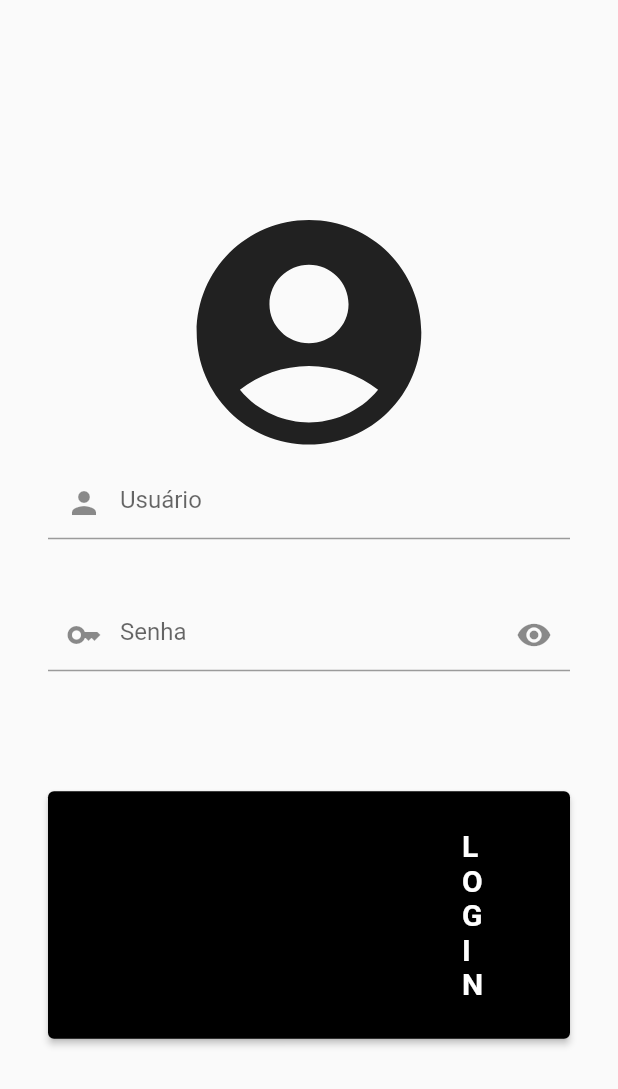
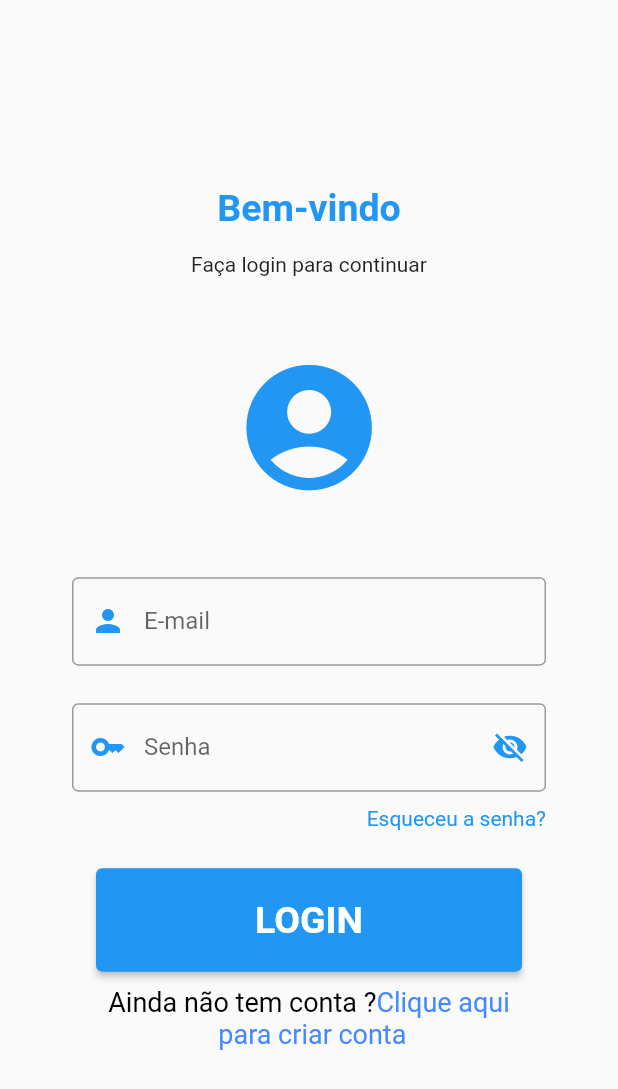
Before and after one commit to stefanicarol/aula02, a Flutter app: the screen it shows after launch, on a phone screen of 412 x 824 dp. Shown: the top 1089 px of the screen. Run offline on Flutter 3.47's test engine with Material 2 defaults, Android fonts, the phone set to English and light mode, and no system bars.

Commit message:
tela de login

```diff
--- a/lib/main.dart
+++ b/lib/main.dart
@@ -1,5 +1,3 @@
-import 'dart:ui';
-
 import 'package:flutter/material.dart';
 
 void main() {
@@ -17,68 +15,150 @@ class MyApp extends StatelessWidget {
       theme: ThemeData(
         primarySwatch: Colors.blue,
       ),
-      home: const MyHomePage(),
+      home: const MyHomePage(title: 'Smiliguido'),
     );
   }
 }
 
 class MyHomePage extends StatefulWidget {
-  const MyHomePage({super.key});
+  const MyHomePage({super.key, required this.title});
+
+  final String title;
 
   @override
   State<MyHomePage> createState() => _MyHomePageState();
 }
 
 class _MyHomePageState extends State<MyHomePage> {
+  bool obscureText = true;
+
   @override
   Widget build(BuildContext context) {
+    print("BUILD ENTREI");
     return Scaffold(
       body: Center(
         child: Padding(
-          padding: const EdgeInsets.all(32.0),
+          padding: const EdgeInsets.all(48.0),
           child: Column(
             mainAxisAlignment: MainAxisAlignment.center,
             children: <Widget>[
+              const Text(
+                "Bem-vindo",
+                style: TextStyle(
+                    color: Colors.blue,
+                    fontSize: 25,
+                    fontWeight: FontWeight.bold),
+              ),
+              const SizedBox(
+                height: 15,
+              ),
+              const Text(
+                "Faça login para continuar",
+              ),
+              const SizedBox(
+                height: 50,
+              ),
               const Icon(
                 Icons.account_circle,
-                size: 180,
+                size: 100.50,
+                color: Colors.blue,
+              ),
+              const SizedBox(
+                height: 50,
               ),
               TextFormField(
                 decoration: const InputDecoration(
-                  prefixIcon: Icon(Icons.person),
+                    border: OutlineInputBorder(),
+                    prefixIcon: Icon(
+                      Icons.person,
+                      color: Colors.blue,
+                    ),
                     hintText: "Usuário",
+                    labelText: ("E-mail")),
+              ),
+              const SizedBox(
+                height: 25,
+              ),
+              TextFormField(
+                obscureText: obscureText,
+                decoration: InputDecoration(
+                    border: const OutlineInputBorder(),
+                    prefixIcon: const Icon(Icons.key, color: Colors.blue),
+                    suffixIcon: IconButton(
+                      onPressed: () {
+                        setState(() {
+                          obscureText = !obscureText;
+                          print(obscureText);
+                          /*  if (obscureText == true) {
+                            print(obscureText);
+                            obscureText = false;
+                          } else {
+                            print(obscureText);
+                            obscureText = true;
+                          }*/
+                        });
+                      },
+                      icon: Icon(
+                          obscureText ? Icons.visibility_off : Icons.visibility,
+                          color: Colors.blue),
+                    ),
+                    hintText: "Senha",
+                    labelText: ("Senha")),
+              ),
+              const SizedBox(
+                height: 10,
+              ),
+              Row(
+                mainAxisAlignment: MainAxisAlignment.end,
+                children: const [
+                  Text(
+                    "Esqueceu a senha?",
+                    style: TextStyle(
+                      color: Colors.blue,
                     ),
                   ),
+                ],
+              ),
               const SizedBox(
-                height: 40,
+                height: 25,
               ),
-              TextFormField(
-                decoration: const InputDecoration(
-                  prefixIcon: Icon(Icons.key),
-                  suffixIcon: Icon(Icons.visibility),
-                  hintText: "Senha",
-                ),
-              ),
-              const SizedBox(height: 80),
               ElevatedButton(
+                  // ignore: prefer_const_constructors
                   style: ButtonStyle(
-                  backgroundColor: MaterialStateProperty.all(Colors.black),
+                    backgroundColor:
+                        const MaterialStatePropertyAll<Color>(Colors.blue),
                   ),
                   onPressed: () {},
                   child: Padding(
                     padding: const EdgeInsets.symmetric(
-                    vertical: 25,
-                    horizontal: 260,
-                  ),
+                        horizontal: 90, vertical: 20),
                     child: Text(
                       "Login".toUpperCase(),
                       style: const TextStyle(
-                      fontSize: 20,
-                      fontWeight: FontWeight.bold,
+                          fontSize: 25, fontWeight: FontWeight.bold),
                     ),
+                  )),
+              const SizedBox(
+                height: 10,
               ),
+              RichText(
+                textAlign: TextAlign.center,
+                text: const TextSpan(
+                  style: TextStyle(color: Colors.black, fontSize: 36),
+                  children: <TextSpan>[
+                    TextSpan(text: 'Ainda não tem conta ?'),
+                    TextSpan(
+                      text: 'Clique aqui\n ',
+                      style: TextStyle(color: Colors.blueAccent),
                     ),
+                    TextSpan(
+                      text: 'para criar conta ',
+                      style: TextStyle(color: Colors.blueAccent),
+                    )
+                  ],
                 ),
+                textScaleFactor: 0.5,
+              )
             ],
           ),
         ),
```
Lines whose indentation alone changed are shown as unchanged.
